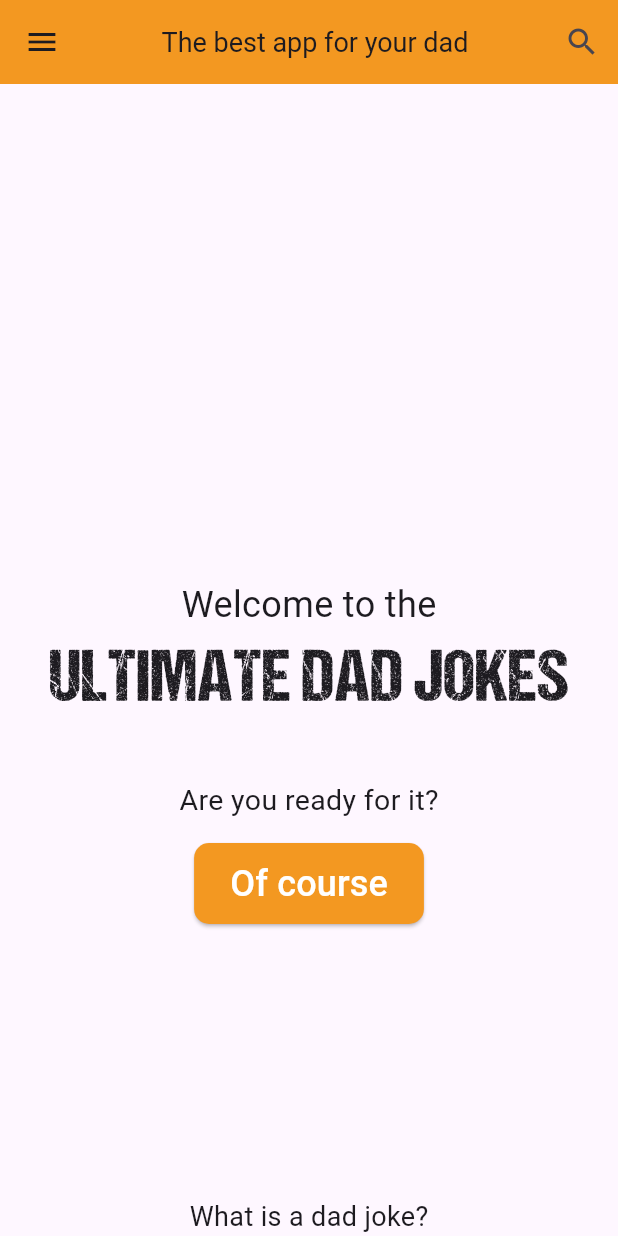
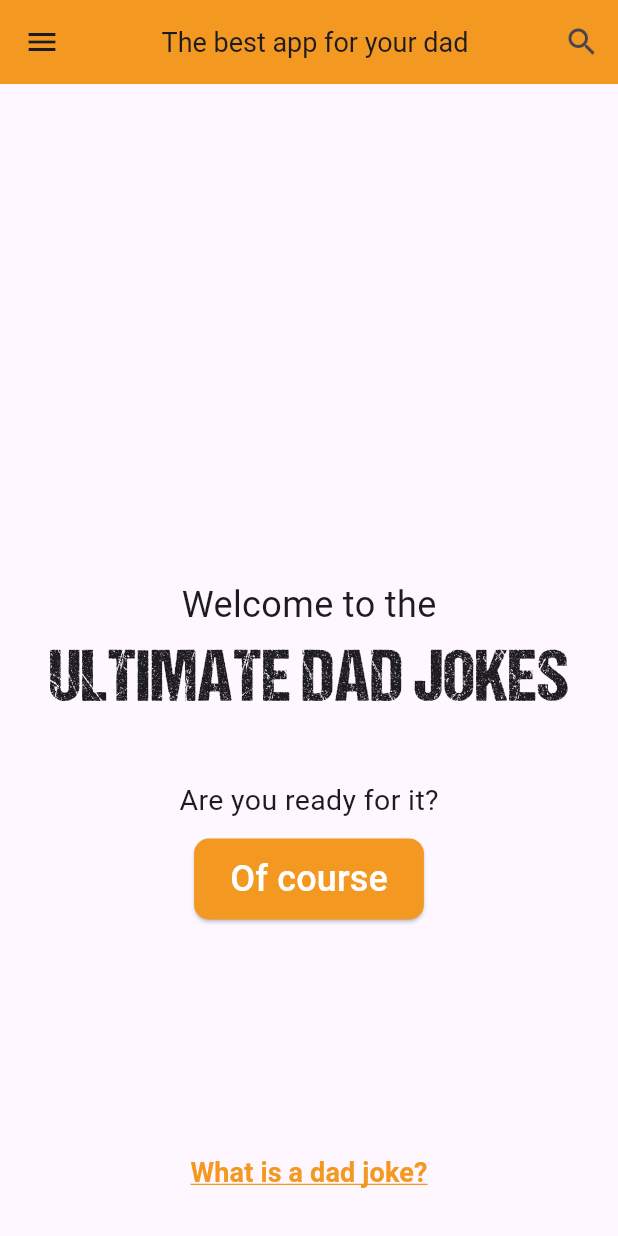
Before and after one commit to ju-lienz/dad-jokes-app, a Flutter app: the screen it shows after launch, on a phone screen of 412 x 824 dp. Run offline on Flutter 3.47's test engine with Material 3 defaults, Android fonts, the phone set to English and light mode, and no system bars.

Commit message:
make minor UI improvements

```diff
--- a/lib/screens/welcome_page.dart
+++ b/lib/screens/welcome_page.dart
@@ -9,20 +9,36 @@ class WelcomeWidget extends StatelessWidget {
 
   @override
   Widget build(BuildContext context) {
-    return const Center(
+    return Center(
       child: Column(
         mainAxisAlignment: MainAxisAlignment.center,
         children: [
-          MainTitle(),
-          JokeButton(),
-          Spacer(),
+          const MainTitle(),
+          const JokeButton(),
+          const Spacer(),
           Align(
-            alignment: Alignment.bottomCenter,
-            child: Text(
-              "What is a dad joke?",
-              style: TextStyle(fontSize: 18),
-            ),
-          ),
+              alignment: Alignment.bottomCenter,
+              child: Padding(
+                padding: const EdgeInsets.all(18.0),
+                child: TextButton(
+                  onPressed: () {},
+                  style: ButtonStyle(
+                    overlayColor: MaterialStateColor.resolveWith(
+                      (states) => const Color.fromARGB(20, 243, 152, 33),
+                    ),
+                  ),
+                  child: const Text(
+                    "What is a dad joke?",
+                    style: TextStyle(
+                      decoration: TextDecoration.underline,
+                      decorationColor: Color.fromARGB(255, 243, 152, 33),
+                      fontSize: 18,
+                      fontWeight: FontWeight.bold,
+                      color: Color.fromARGB(255, 243, 152, 33),
+                    ),
+                  ),
+                ),
+              )),
         ],
       ),
     );
--- a/lib/widgets/main_title.dart
+++ b/lib/widgets/main_title.dart
@@ -20,7 +20,7 @@ class MainTitle extends StatelessWidget {
         "Are you ready for it?",
         style: TextStyle(fontSize: 19),
       ),
-      SizedBox(height: 15),
+      SizedBox(height: 12),
     ]);
   }
 }
```
